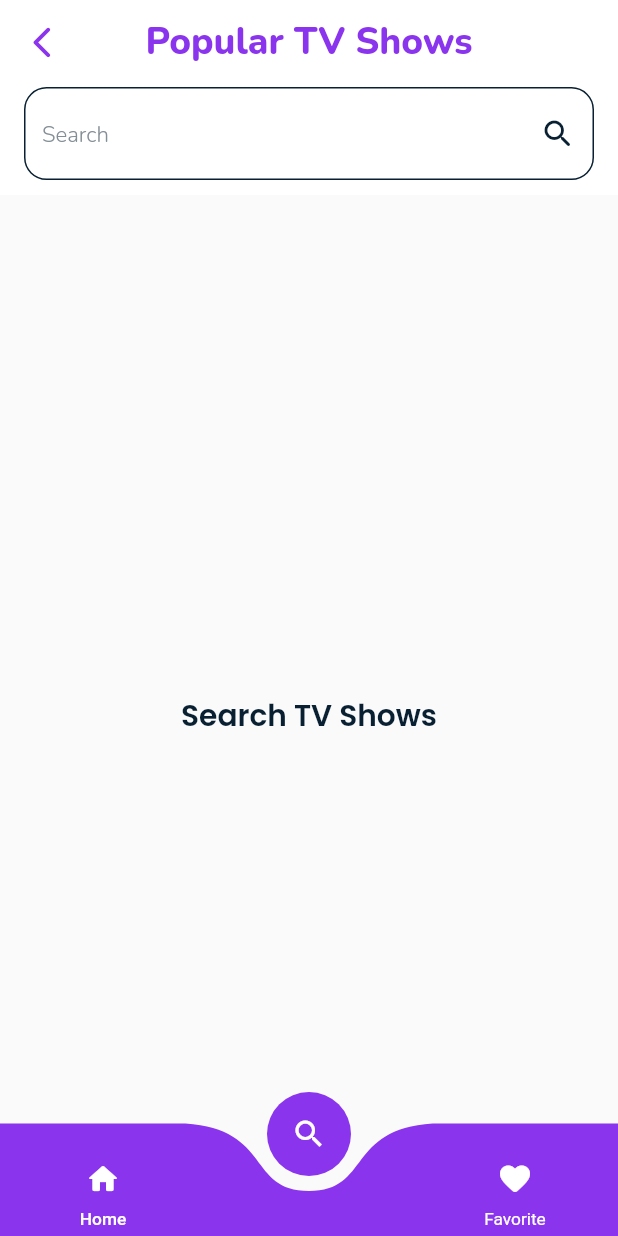
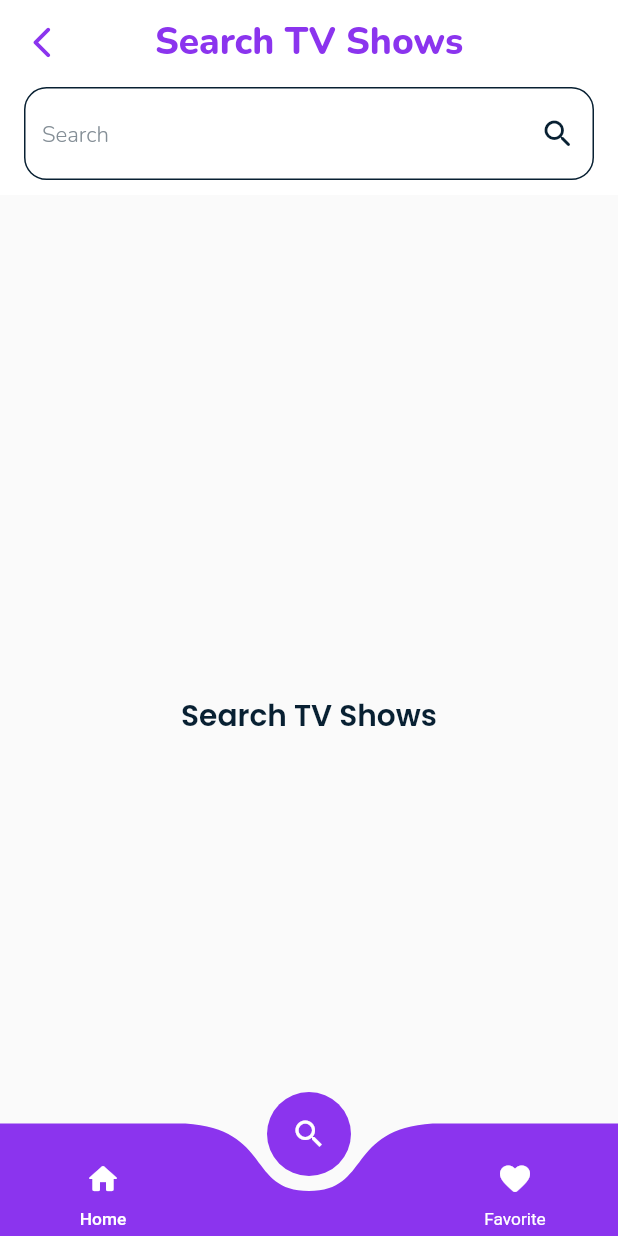
Before and after one commit to sarmadkamal464/tmbd-test, a Flutter app: the screen it shows after launch, item 2 of the bottom bar chosen, on a phone screen of 412 x 824 dp. Run offline on Flutter 3.47's test engine with Material 2 defaults, Android fonts, the phone set to English and light mode, and no system bars; drawn by our look-alikes of curved_navigation_bar; our stand-ins replace equatable, flutter_secure_storage, flutter_svg, get_it, google_fonts, logger and 2 more; Roboto replaces fonts that are missing (Ubuntu).

Commit message:
upload screenshots

```diff
--- a/lib/views/search_shows/search_shows_view.dart
+++ b/lib/views/search_shows/search_shows_view.dart
@@ -10,14 +10,15 @@ class SearchShowsView extends StatelessWidget {
 
   @override
   Widget build(BuildContext context) {
-     var size = MediaQuery.of(context).size;
+    var size = MediaQuery.of(context).size;
     return ViewModelBuilder<SearchShowsViewModel>.reactive(
-      builder: (BuildContext context, SearchShowsViewModel viewModel, Widget _) {
+      builder:
+          (BuildContext context, SearchShowsViewModel viewModel, Widget _) {
         return Scaffold(
           appBar: PreferredSize(
             preferredSize: const Size.fromHeight(130),
             child: AppBarWidget(
-              title: 'Popular TV Shows',
+              title: 'Search TV Shows',
               bottomChild: appbarBottomSheet(size, viewModel, context),
             ),
           ),
```
Also changed, not shown: 6 other files.
